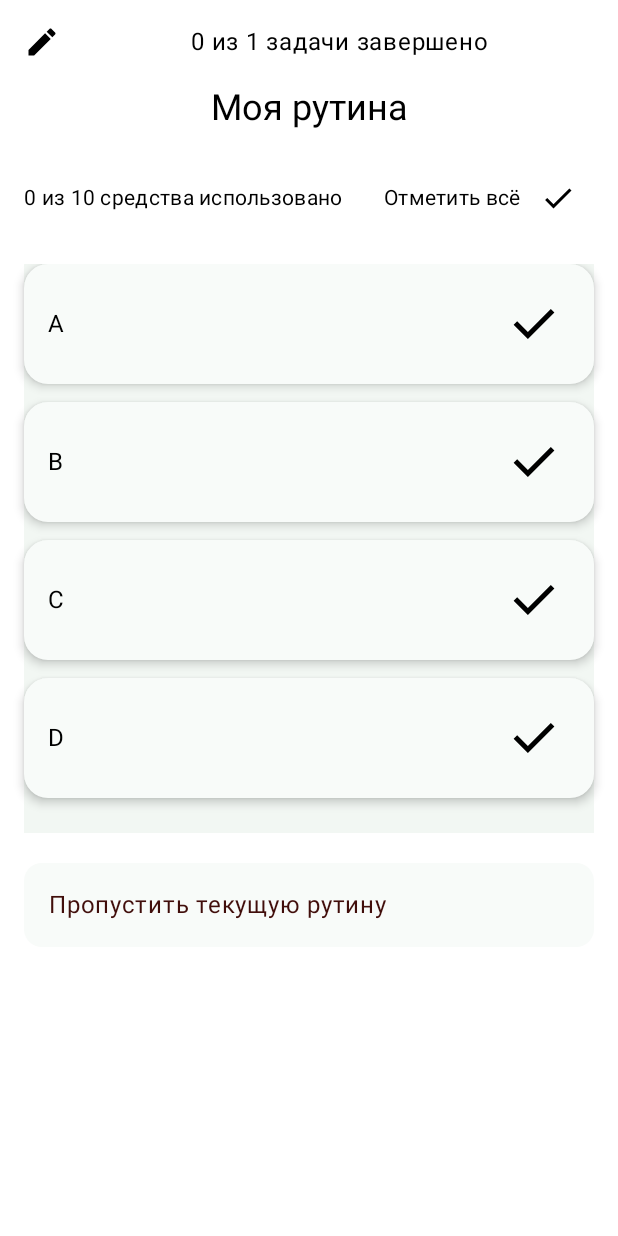
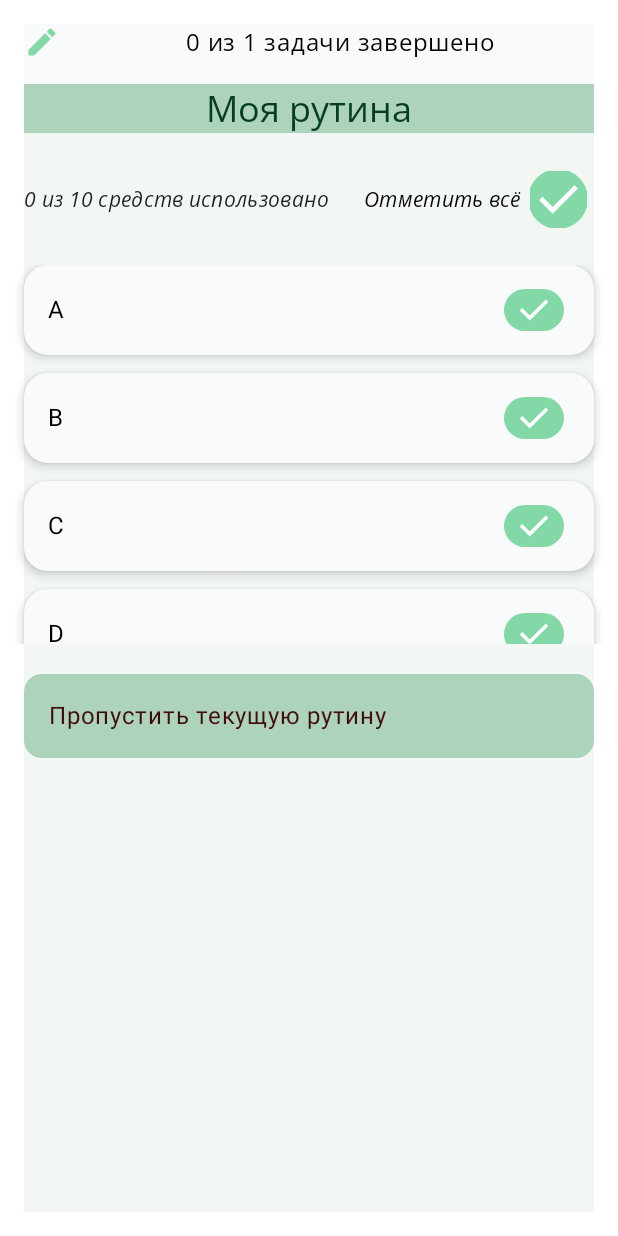
Before and after one commit to vgnvkmha/SkincareRoutinePlanner, an Android app built with Jetpack Compose: the @Preview function ScheduleList, on a phone screen of 412 x 824 dp. Run offline under Robolectric (Android 15) with nearby library versions, the phone set to English and light mode, and no system bars.

Commit message:
changed Main Activity colors

```diff
--- a/app/src/main/java/com/example/skincareroutineplanner/presentation/screens/home/composables/ScheduleList.kt
+++ b/app/src/main/java/com/example/skincareroutineplanner/presentation/screens/home/composables/ScheduleList.kt
@@ -9,6 +9,7 @@ import androidx.compose.foundation.layout.Spacer
 import androidx.compose.foundation.layout.fillMaxHeight
 import androidx.compose.foundation.layout.fillMaxSize
 import androidx.compose.foundation.layout.fillMaxWidth
+import androidx.compose.foundation.layout.height
 import androidx.compose.foundation.layout.padding
 import androidx.compose.foundation.layout.size
 import androidx.compose.foundation.layout.width
@@ -16,7 +17,6 @@ import androidx.compose.foundation.lazy.LazyColumn
 import androidx.compose.foundation.lazy.items
 import androidx.compose.foundation.shape.RoundedCornerShape
 import androidx.compose.material.icons.Icons
-import androidx.compose.material.icons.filled.Check
 import androidx.compose.material.icons.filled.Create
 import androidx.compose.material3.Card
 import androidx.compose.material3.CardDefaults
@@ -28,12 +28,19 @@ import androidx.compose.runtime.Composable
 import androidx.compose.ui.Alignment
 import androidx.compose.ui.Modifier
 import androidx.compose.ui.res.painterResource
+import androidx.compose.ui.text.font.FontWeight
 import androidx.compose.ui.text.style.TextAlign
 import androidx.compose.ui.tooling.preview.Preview
 import androidx.compose.ui.unit.dp
 import com.example.skincareroutineplanner.R
 import com.example.skincareroutineplanner.ui.theme.Background
+import com.example.skincareroutineplanner.ui.theme.OnPrimary
+import com.example.skincareroutineplanner.ui.theme.OnPrimaryContainer
+import com.example.skincareroutineplanner.ui.theme.OnSurface
+import com.example.skincareroutineplanner.ui.theme.Primary
+import com.example.skincareroutineplanner.ui.theme.PrimaryContainer
 import com.example.skincareroutineplanner.ui.theme.Surface
+import com.example.skincareroutineplanner.ui.theme.mainFontFamily
 
 @Preview(showBackground = true)
 @Composable
@@ -43,7 +50,7 @@ fun ScheduleList() {
     Column(
         modifier = Modifier
             .fillMaxSize()
-            .padding(16.dp)
+            .padding(16.dp).background(Background)
     ) {
 
         // Заголовок с иконкой
@@ -55,12 +62,15 @@ fun ScheduleList() {
         ) {
             Icon(
                 imageVector = Icons.Default.Create,
+                tint = Primary,
                 contentDescription = "Note Icon",
                 modifier = Modifier.size(24.dp)
             )
             Spacer(modifier = Modifier.width(16.dp))
             Text(
                 text = "0 из 1 задачи завершено",
+                fontFamily = mainFontFamily,
+                fontWeight = FontWeight.Normal,
                 style = MaterialTheme.typography.bodyLarge,
                 modifier = Modifier.weight(1f),
                 textAlign = TextAlign.Center
@@ -70,15 +80,18 @@ fun ScheduleList() {
         // Основной контейнер
         Column(
             verticalArrangement = Arrangement.spacedBy(20.dp),
-            modifier = Modifier.fillMaxSize()
+            modifier = Modifier.fillMaxSize().background(Surface)
         ) {
 
             // Заголовок "Моя рутина"
             Text(
                 text = "Моя рутина",
+                color = OnPrimaryContainer,
+                fontFamily = mainFontFamily,
+                fontWeight = FontWeight.Normal,
                 textAlign = TextAlign.Center,
                 style = MaterialTheme.typography.headlineSmall,
-                modifier = Modifier.fillMaxWidth()
+                modifier = Modifier.fillMaxWidth().background(PrimaryContainer)
             )
 
             // Статистика и кнопка "Отметить всё"
@@ -87,18 +100,26 @@ fun ScheduleList() {
                 modifier = Modifier.fillMaxWidth()
             ) {
                 Text(
-                    text = "0 из 10 средства использовано",
+                    text = "0 из 10 средств использовано",
+                    color = OnSurface,
+                    fontFamily = mainFontFamily,
+                    fontWeight = FontWeight.Black,
                     style = MaterialTheme.typography.bodyMedium
                 )
                 Spacer(modifier = Modifier.weight(1f))
                 Text(
                     text = "Отметить всё",
-                    style = MaterialTheme.typography.bodyMedium
+
+                    fontFamily = mainFontFamily,
+                    fontWeight = FontWeight.Black,
+                    style = MaterialTheme.typography.bodyMedium,
                 )
                 IconButton(onClick = { /* TODO */ }) {
                     Icon(
-                        imageVector = Icons.Default.Check,
-                        contentDescription = "Отметить все средства"
+                        painter = painterResource(id = R.drawable.done),
+                        contentDescription = "Отметить все средства",
+                        tint = OnPrimary,
+                        modifier = Modifier.size(38.dp).background(Primary)
                     )
                 }
             }
@@ -106,13 +127,14 @@ fun ScheduleList() {
             // Список карточек
             LazyColumn(
                 verticalArrangement = Arrangement.spacedBy(12.dp),
-                modifier = Modifier.fillMaxHeight(0.6f).background(Surface)
+                modifier = Modifier.fillMaxHeight(0.4f).background(Surface)
             ) {
                 items(components) { component ->
                     Card(
                         modifier = Modifier
-                            .fillMaxWidth()
-                            .clickable { /* TODO: отметить элемент */ },
+                            .fillMaxWidth().height(60.dp)
+                            .clickable { /* TODO: отметить элемент */ }
+                            ,
                         shape = RoundedCornerShape(16.dp),
                         colors = CardDefaults.cardColors(
                             containerColor = Background
@@ -122,7 +144,8 @@ fun ScheduleList() {
                         Row(
                             modifier = Modifier
                                 .fillMaxWidth()
-                                .padding(16.dp),
+                                .padding(16.dp)
+                            ,
                             verticalAlignment = Alignment.CenterVertically,
                             horizontalArrangement = Arrangement.SpaceBetween
                         ) {
@@ -134,8 +157,9 @@ fun ScheduleList() {
                                 Icon(
                                     painter = painterResource(id = R.drawable.done),
                                     contentDescription = "Пометить как использованное",
+                                    tint = OnPrimary,
                                     modifier = Modifier
-                                        .size(48.dp)
+                                        .size(48.dp).background(Primary)
                                 )
                             }
                         }
@@ -150,7 +174,7 @@ fun ScheduleList() {
                     .clickable { /* TODO: действие по пропуску */ },
                 shape = RoundedCornerShape(12.dp),
                 colors = CardDefaults.cardColors(
-                    containerColor = Background
+                    containerColor = PrimaryContainer
                 )
             ) {
                 Text(
--- a/app/src/main/java/com/example/skincareroutineplanner/ui/theme/Color.kt
+++ b/app/src/main/java/com/example/skincareroutineplanner/ui/theme/Color.kt
@@ -12,7 +12,7 @@ val Pink40 = Color(0xFF7D5260)
 // Primary colors (Fresh Mint)
 val Primary = Color(0xFF82D9A7) // Нежная мята
 val OnPrimary = Color(0xFFFFFFFF)
-val PrimaryContainer = Color(0xFFB5EFCB)
+val PrimaryContainer = Color(0xFFADD3BC)
 val OnPrimaryContainer = Color(0xFF063E25)
 
 // Dark Mode
```
